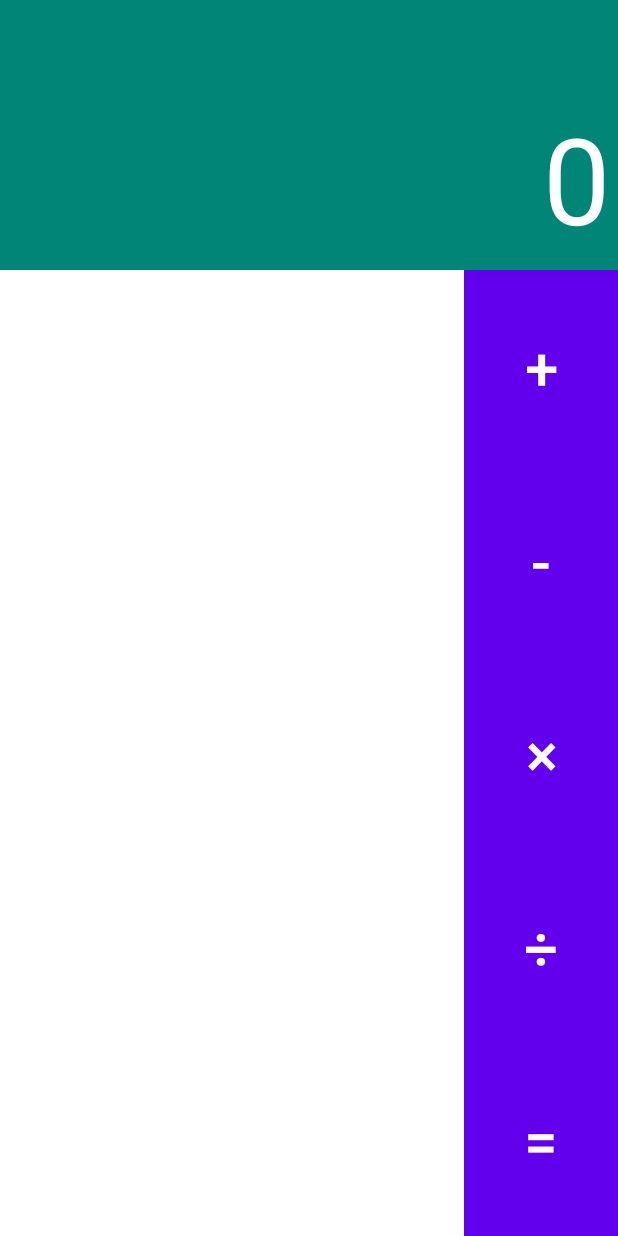
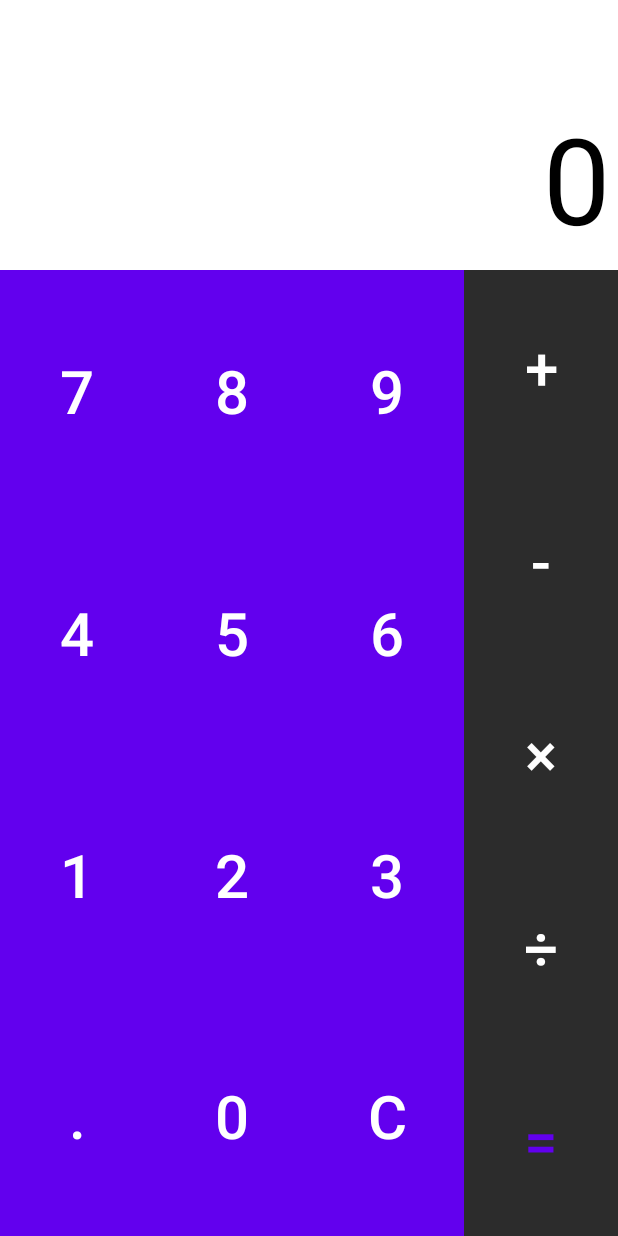
Before and after one commit to jdcarbeck/HRD-Tool, an Android app: the layout activity_calculator.xml on its own in the app's theme, with its tools: preview values and no code run, on a phone screen of 412 x 824 dp. Run offline under Robolectric (Android 15) with nearby library versions, the light colour scheme and no system bars.

Commit message:
attempt at merging with thuraya's work

```diff
--- a/AndriodApp/app/src/main/res/layout/activity_calculator.xml
+++ b/AndriodApp/app/src/main/res/layout/activity_calculator.xml
@@ -10,7 +10,7 @@
     tools:context=".Calculator">
 
     <LinearLayout
-        android:background="@color/colorPrimary"
+        android:background="@color/white"
         android:orientation="vertical"
         android:layout_width="match_parent"
         android:layout_height="wrap_content">
@@ -21,9 +21,9 @@
             android:ellipsize="start"
             android:padding="5sp"
             android:singleLine="true"
-            android:textColor="@color/white"
+            android:textColor="@color/black"
             android:textSize="30sp"
-            android:background="@color/colorPrimary"/>
+            android:background="@color/white"/>
 
         <TextView
             android:text="0"
@@ -33,8 +33,8 @@
             app:autoSizeMinTextSize="30sp"
             app:autoSizeMaxTextSize="80sp"
             app:autoSizeTextType="uniform"
-            android:background="@color/colorPrimary"
-            android:textColor="#fff"
+            android:background="@color/white"
+            android:textColor="@color/black"
             android:textAlignment="textEnd"
             android:layout_gravity="center|end"
             android:layout_width="match_parent"
@@ -51,7 +51,8 @@
             android:layout_width="match_parent"
             android:layout_weight="1"
             android:orientation="vertical"
-            android:layout_height="match_parent">
+            android:layout_height="match_parent"
+            android:background="@color/colorPrimary">
 
             <LinearLayout
                 android:layout_width="match_parent"
@@ -61,32 +62,38 @@
 
                 <Button
                     android:id="@+id/seven"
+                    style="@style/Widget.AppCompat.Button.Borderless.Colored"
                     android:layout_width="match_parent"
                     android:layout_height="match_parent"
                     android:layout_weight="1"
+                    android:background="@drawable/button_style"
                     android:onClick="operandClick"
-                    android:background="@drawable/button_style"
                     android:text="7"
+                    android:textColor="@color/white"
                     android:textSize="40sp" />
 
                 <Button
                     android:id="@+id/eight"
+                    style="@style/Widget.AppCompat.Button.Borderless.Colored"
                     android:layout_width="match_parent"
                     android:layout_height="match_parent"
                     android:layout_weight="1"
+                    android:background="@drawable/button_style"
                     android:onClick="operandClick"
-                    android:background="@drawable/button_style"
                     android:text="8"
+                    android:textColor="@color/white"
                     android:textSize="40sp" />
 
                 <Button
                     android:id="@+id/nine"
+                    style="@style/Widget.AppCompat.Button.Borderless.Colored"
                     android:layout_width="match_parent"
                     android:layout_height="match_parent"
                     android:layout_weight="1"
+                    android:background="@drawable/button_style"
                     android:onClick="operandClick"
-                    android:background="@drawable/button_style"
                     android:text="9"
+                    android:textColor="@color/white"
                     android:textSize="40sp" />
             </LinearLayout>
             <LinearLayout
@@ -97,32 +104,38 @@
 
                 <Button
                     android:id="@+id/four"
+                    style="@style/Widget.AppCompat.Button.Borderless.Colored"
                     android:layout_width="match_parent"
                     android:layout_height="match_parent"
                     android:layout_weight="1"
+                    android:background="@drawable/button_style"
                     android:onClick="operandClick"
-                    android:background="@drawable/button_style"
                     android:text="4"
+                    android:textColor="@color/white"
                     android:textSize="40sp" />
 
                 <Button
                     android:id="@+id/five"
+                    style="@style/Widget.AppCompat.Button.Borderless.Colored"
                     android:layout_width="match_parent"
                     android:layout_height="match_parent"
                     android:layout_weight="1"
+                    android:background="@drawable/button_style"
                     android:onClick="operandClick"
-                    android:background="@drawable/button_style"
                     android:text="5"
+                    android:textColor="@color/white"
                     android:textSize="40sp" />
 
                 <Button
                     android:id="@+id/six"
+                    style="@style/Widget.AppCompat.Button.Borderless.Colored"
                     android:layout_width="match_parent"
                     android:layout_height="match_parent"
                     android:layout_weight="1"
+                    android:background="@drawable/button_style"
                     android:onClick="operandClick"
-                    android:background="@drawable/button_style"
                     android:text="6"
+                    android:textColor="@color/white"
                     android:textSize="40sp" />
             </LinearLayout>
             <LinearLayout
@@ -133,32 +146,38 @@
 
                 <Button
                     android:id="@+id/one"
+                    style="@style/Widget.AppCompat.Button.Borderless.Colored"
                     android:layout_width="match_parent"
                     android:layout_height="match_parent"
                     android:layout_weight="1"
+                    android:background="@drawable/button_style"
                     android:onClick="operandClick"
-                    android:background="@drawable/button_style"
                     android:text="1"
+                    android:textColor="@color/white"
                     android:textSize="40sp" />
 
                 <Button
                     android:id="@+id/two"
+                    style="@style/Widget.AppCompat.Button.Borderless.Colored"
                     android:layout_width="match_parent"
                     android:layout_height="match_parent"
                     android:layout_weight="1"
+                    android:background="@drawable/button_style"
                     android:onClick="operandClick"
-                    android:background="@drawable/button_style"
                     android:text="2"
+                    android:textColor="@color/white"
                     android:textSize="40sp" />
 
                 <Button
                     android:id="@+id/three"
+                    style="@style/Widget.AppCompat.Button.Borderless.Colored"
                     android:layout_width="match_parent"
                     android:layout_height="match_parent"
                     android:layout_weight="1"
+                    android:background="@drawable/button_style"
                     android:onClick="operandClick"
-                    android:background="@drawable/button_style"
                     android:text="3"
+                    android:textColor="@color/white"
                     android:textSize="40sp" />
             </LinearLayout>
             <LinearLayout
@@ -169,33 +188,39 @@
 
                 <Button
                     android:id="@+id/dot"
+                    style="@style/Widget.AppCompat.Button.Borderless.Colored"
                     android:layout_width="match_parent"
                     android:layout_height="match_parent"
                     android:layout_weight="1"
+                    android:background="@drawable/button_style"
                     android:onClick="dotClick"
-                    android:background="@drawable/button_style"
                     android:text="."
+                    android:textColor="@color/white"
                     android:textSize="40sp" />
 
                 <Button
                     android:id="@+id/zero"
+                    style="@style/Widget.AppCompat.Button.Borderless.Colored"
                     android:layout_width="match_parent"
                     android:layout_height="match_parent"
                     android:layout_weight="1"
+                    android:background="@drawable/button_style"
                     android:onClick="operandClick"
-                    android:background="@drawable/button_style"
                     android:text="0"
+                    android:textColor="@color/white"
                     android:textSize="40sp" />
 
                 <Button
                     android:id="@+id/clear"
+                    style="@style/Widget.AppCompat.Button.Borderless.Colored"
                     android:layout_width="match_parent"
                     android:layout_height="match_parent"
                     android:layout_weight="1"
+                    android:backgroundTint="@color/colorPrimary"
+                    android:longClickable="true"
                     android:onClick="clear"
-                    android:longClickable="true"
-                    android:background="@drawable/button_style"
                     android:text="C"
+                    android:textColor="@color/white"
                     android:textSize="40sp" />
             </LinearLayout>
 
@@ -206,62 +231,68 @@
             android:layout_width="match_parent"
             android:layout_weight="3"
             android:orientation="vertical"
-            android:background="@color/colorPrimary"
-            android:layout_height="match_parent">
+            android:background="@color/grey"
+            android:layout_height="match_parent"
+            >
 
             <Button
                 android:id="@+id/plus"
+                style="@style/Widget.AppCompat.Button.Borderless.Colored"
                 android:layout_width="match_parent"
                 android:layout_height="match_parent"
                 android:layout_weight="1"
-                android:background="@drawable/operator_button_style"
+                android:backgroundTint="@color/grey"
+                android:onClick="operatorClick"
                 android:text="+"
-                android:onClick="operatorClick"
                 android:textColor="@color/white"
                 android:textSize="40sp" />
 
             <Button
                 android:id="@+id/minus"
+                style="@style/Widget.AppCompat.Button.Borderless.Colored"
                 android:layout_width="match_parent"
                 android:layout_height="match_parent"
                 android:layout_weight="1"
-                android:background="@drawable/operator_button_style"
+                android:backgroundTint="@color/grey"
+                android:onClick="operatorClick"
                 android:text="-"
-                android:onClick="operatorClick"
                 android:textColor="@color/white"
                 android:textSize="40sp" />
 
             <Button
                 android:id="@+id/multiply"
+                style="@style/Widget.AppCompat.Button.Borderless.Colored"
                 android:layout_width="match_parent"
                 android:layout_height="match_parent"
                 android:layout_weight="1"
-                android:background="@drawable/operator_button_style"
+                android:backgroundTint="@color/grey"
+                android:onClick="operatorClick"
                 android:text="\u00d7"
-                android:onClick="operatorClick"
                 android:textColor="@color/white"
                 android:textSize="40sp" />
 
             <Button
                 android:id="@+id/division"
+                style="@style/Widget.AppCompat.Button.Borderless.Colored"
                 android:layout_width="match_parent"
                 android:layout_height="match_parent"
                 android:layout_weight="1"
-                android:background="@drawable/operator_button_style"
+                android:backgroundTint="@color/grey"
+                android:onClick="operatorClick"
                 android:text="\u00f7"
-                android:onClick="operatorClick"
                 android:textColor="@color/white"
                 android:textSize="40sp" />
 
             <Button
                 android:id="@+id/equal"
+                style="@style/Widget.AppCompat.Button.Borderless.Colored"
                 android:layout_width="match_parent"
                 android:layout_height="match_parent"
                 android:layout_weight="1"
-                android:background="@drawable/operator_button_style"
+                android:backgroundTint="@color/grey"
+                android:onClick="calculate"
                 android:text="="
-                android:onClick="calculate"
-                android:textColor="@color/white"
+                android:textColor="@color/colorPrimary"
                 android:textSize="40sp" />
         </LinearLayout>
 
--- a/AndriodApp/app/src/main/res/values/colors.xml
+++ b/AndriodApp/app/src/main/res/values/colors.xml
@@ -1,11 +1,13 @@
 <?xml version="1.0" encoding="utf-8"?>
 <resources>
-    <color name="colorPrimary">#008577</color>
-    <color name="colorPrimaryDark">#00574B</color>
-    <color name="colorAccent">#D81B60</color>
-    <color name="btn_clr">#FFAA00</color>
-    <color name="green">#00FF00</color>
-    <color name="operator_btn_clr">#FFFFFF</color>
-    <color name="selected">#3498DB</color>
-    <color name="white">#fff</color>
+<color name="colorPrimary">#6200EE</color>
+<color name="colorPrimaryDark">#C1C1C1</color>
+<color name="colorAccent">#6200EE</color>
+<color name="btn_clr">#FFAA00</color>
+<color name="green">#00FF00</color>
+<color name="operator_btn_clr">#FFFFFF</color>
+<color name="selected">#3498DB</color>
+<color name="white">#fff</color>
+<color name="black">#000</color>
+<color name="grey">#2C2C2C</color>
 </resources>
--- a/AndriodApp/app/src/main/res/values/styles.xml
+++ b/AndriodApp/app/src/main/res/values/styles.xml
@@ -1,7 +1,7 @@
 <resources>
 
     <!-- Base application theme. -->
-    <style name="AppTheme" parent="Theme.MaterialComponents.Light.NoActionBar">
+    <style name="AppTheme" parent="Theme.MaterialComponents.Light">
         <!-- Customize your theme here. -->
         <item name="colorPrimary">#6200EE</item>
         <item name="colorPrimaryDark">#C1C1C1</item>
```
Also changed, not shown: AndriodApp/app/src/main/res/layout/fragment_form.xml (+43 -12 lines), AndriodApp/app/src/main/res/mipmap-hdpi/ic_calculator4.png (added), AndriodApp/app/src/main/res/mipmap-mdpi/ic_calculator4.png (added), AndriodApp/app/src/main/res/mipmap-xhdpi/ic_calculator4.png (added), AndriodApp/app/src/main/res/mipmap-xxhdpi/ic_calculator4.png (added), AndriodApp/app/src/main/res/mipmap-xxxhdpi/ic_calculator4.png (added).
